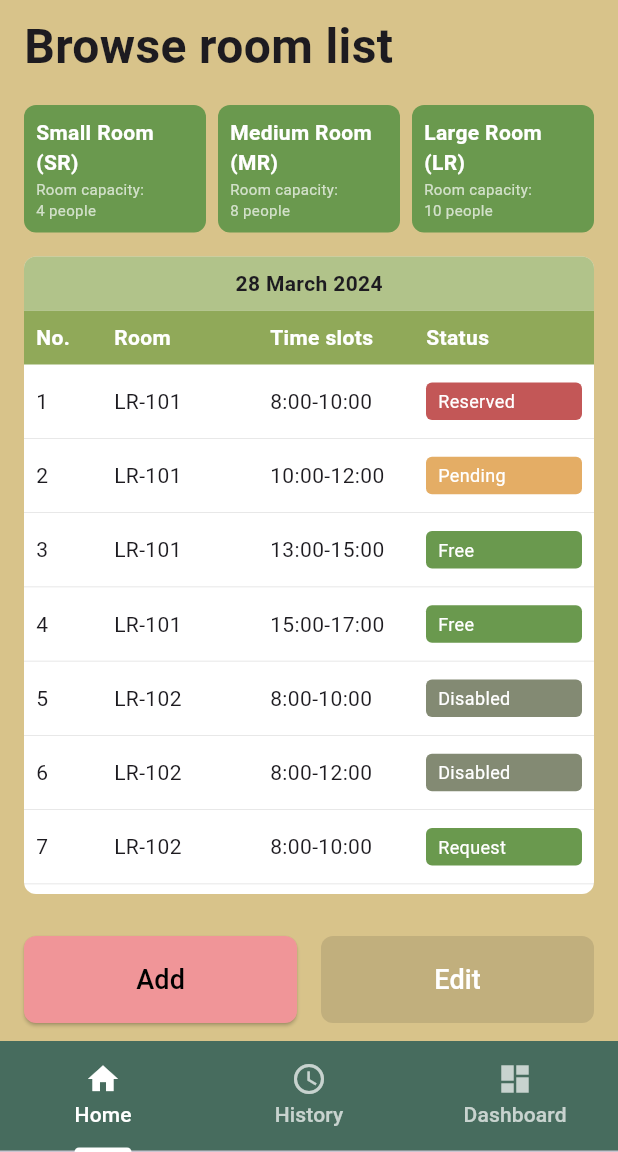
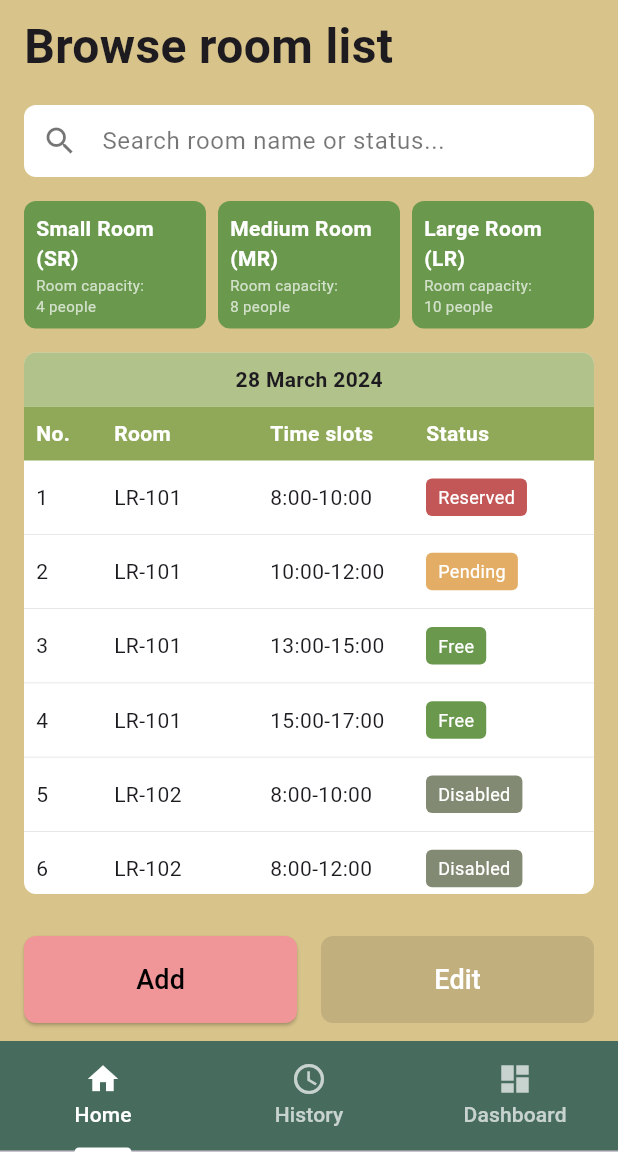
Before and after one commit to 6631501042/mobile_project, a Flutter app: the Staff screen opened directly, on a phone screen of 412 x 824 dp, the part 84-1236 px from its top. Run offline on Flutter 3.47's test engine with Material 3 defaults, Android fonts, the light colour scheme and no system bars; our stand-ins replace image_picker.

Commit message:
Add search bar in browseroom list

```diff
--- a/lib/screensOfBrowseRoomList/base_browse_screen.dart
+++ b/lib/screensOfBrowseRoomList/base_browse_screen.dart
@@ -14,11 +14,14 @@ class BaseBrowseScreen extends StatefulWidget {
     this.actionButtons,
     this.onSlotSelected,
   });
+
   @override
   State<BaseBrowseScreen> createState() => _BaseBrowseScreenState();
 }
+
 class _BaseBrowseScreenState extends State<BaseBrowseScreen> {
-  RoomSlot? _selectedSlot; // ✅ เก็บแถวที่ถูกเลือกไว้
+  RoomSlot? _selectedSlot;
+  String _searchQuery = ''; // 🚀 1. สถานะสำหรับเก็บข้อความค้นหา
 
   // ข้อมูลจำลองเดิม
   static final List<RoomSlot> _roomSlots = [
@@ -35,6 +38,19 @@ class BaseBrowseScreen extends StatefulWidget {
   static const Color _cardColor = Color(0xFF6A994E);
   static const Color _tableHeaderColor = Color(0xFF90A959);
 
+  // 🚀 2. Getter สำหรับกรองข้อมูลตามคำค้นหา
+  List<RoomSlot> get _filterRoomSlots {
+    if (_searchQuery.isEmpty) {
+      return _roomSlots;
+    }
+    final query = _searchQuery.toLowerCase();
+    return _roomSlots.where((slot) {
+      return slot.room.toLowerCase().contains(query) ||
+             slot.status.toLowerCase().contains(query) ||
+             slot.timeSlots.toLowerCase().contains(query);
+    }).toList();
+  }
+
   @override
   Widget build(BuildContext context) {
     return Column(
@@ -47,12 +63,50 @@ class BaseBrowseScreen extends StatefulWidget {
             style: TextStyle(fontSize: 32, fontWeight: FontWeight.bold),
           ),
         ),
+        // 🚀 เพิ่มช่องค้นหา
+        _buildSearchBar(),
+
         _buildRoomTypeCards(),
-        // 🛑 ลบ _buildFilterRow() ออกตามความต้องการ
+
         Expanded(child: _buildRoomListTable()),
         if (widget.actionButtons != null) widget.actionButtons!,
+      ],
+    );
+  }
 
-      ],
+  // 🚀 3. ฟังก์ชันสำหรับสร้างช่องค้นหา
+  Widget _buildSearchBar() {
+    return Padding(
+      padding: const EdgeInsets.symmetric(horizontal: 16.0, vertical: 8.0),
+      child: TextField(
+        decoration: InputDecoration(
+          hintText: 'Search room name or status...',
+          hintStyle: const TextStyle(color: Colors.black54),
+          prefixIcon: const Icon(Icons.search, color: Colors.black54),
+          filled: true,
+          fillColor: Colors.white,
+          contentPadding: const EdgeInsets.symmetric(vertical: 10.0, horizontal: 16.0),
+          border: OutlineInputBorder(
+            borderRadius: BorderRadius.circular(8.0),
+            borderSide: BorderSide.none,
+          ),
+          enabledBorder: OutlineInputBorder(
+            borderRadius: BorderRadius.circular(8.0),
+            borderSide: BorderSide.none,
+          ),
+          focusedBorder: const OutlineInputBorder(
+            borderRadius: BorderRadius.all(Radius.circular(8.0)),
+            borderSide: BorderSide(color: Color(0xFF6A994E), width: 2.0),
+          ),
+        ),
+        onChanged: (value) {
+          // 🚀 เรียก setState เพื่ออัปเดต UI เมื่อมีการค้นหา
+          setState(() {
+            _searchQuery = value;
+            _selectedSlot = null; // ยกเลิกการเลือกแถวเมื่อค้นหาใหม่
+          });
+        },
+      ),
     );
   }
 
@@ -76,11 +130,9 @@ class BaseBrowseScreen extends StatefulWidget {
 
   Widget _buildRoomCard(String title, String subtitle) {
     return Expanded(
-      // 🚀 แก้ไข: ใช้ SizedBox กำหนดความสูงที่แน่นอน (85.0) เพื่อให้ Card มีขนาดเท่ากันและเล็กลง
       child: SizedBox(
-        height: 85.0, // 👈 กำหนดความสูงคงที่เพื่อให้ Card มีขนาดเท่ากัน
+        height: 85.0,
         child: Container(
-          // 🚀 แก้ไข: ลด Padding ลงจาก 12 เป็น 8 เพื่อลดขนาดโดยรวม
           padding: const EdgeInsets.all(8),
           decoration: BoxDecoration(
             color: _cardColor,
@@ -88,24 +140,16 @@ class BaseBrowseScreen extends StatefulWidget {
           ),
           child: Column(
             crossAxisAlignment: CrossAxisAlignment.start,
-            // 🚀 แก้ไข: ใช้ MainAxisAlignment.start และเพิ่ม Spacer
             mainAxisAlignment: MainAxisAlignment.start,
             children: [
               Text(
                 title,
-                style: const TextStyle(
-                  color: Colors.white,
-                  fontWeight: FontWeight.bold,
-                  fontSize: 14,
-                ), // ลดขนาดฟอนต์เล็กน้อย
+                style: const TextStyle(color: Colors.white, fontWeight: FontWeight.bold, fontSize: 14),
               ),
-              const Spacer(), // ใช้ Spacer เพื่อดันข้อความด้านล่างลงไป
+              const Spacer(),
               Text(
                 subtitle,
-                style: const TextStyle(
-                  color: Colors.white70,
-                  fontSize: 10,
-                ), // ลดขนาดฟอนต์เล็กน้อย
+                style: const TextStyle(color: Colors.white70, fontSize: 10),
               ),
             ],
           ),
@@ -116,7 +160,6 @@ class BaseBrowseScreen extends StatefulWidget {
 
   Widget _buildRoomListTable() {
     return Container(
-      // 🛑 ปรับ Margin ด้านบนจาก all(16.0) เป็น fromLTRB(16.0, 8.0, 16.0, 16.0) เพื่อให้ List Table เลื่อนขึ้น
       margin: const EdgeInsets.fromLTRB(16.0, 8.0, 16.0, 16.0),
       decoration: BoxDecoration(
         color: Colors.white,
@@ -173,7 +216,7 @@ class BaseBrowseScreen extends StatefulWidget {
                       fontWeight: FontWeight.bold,
                     ),
                   ),
-                ), // Flex 2 เพื่อแก้ปัญหาล้นจอ
+                ),
                 Expanded(
                   flex: 2,
                   child: Text(
@@ -189,9 +232,10 @@ class BaseBrowseScreen extends StatefulWidget {
           ),
           Expanded(
             child: ListView.builder(
-              itemCount: _roomSlots.length,
+              // 🚀 ใช้ _filterRoomSlots แทน _roomSlots
+              itemCount: _filterRoomSlots.length,
               itemBuilder: (context, index) {
-                return _buildTableRow(_roomSlots[index], index);
+                return _buildTableRow(_filterRoomSlots[index], index);
               },
             ),
           ),
@@ -227,6 +271,8 @@ class BaseBrowseScreen extends StatefulWidget {
             Expanded(flex: 2, child: Text(slot.timeSlots)),
             Expanded(
               flex: 2,
+              child: Align(
+                alignment: Alignment.centerLeft,
                 child: Container(
                   padding: const EdgeInsets.symmetric(horizontal: 8, vertical: 4),
                   decoration: BoxDecoration(
@@ -239,10 +285,10 @@ class BaseBrowseScreen extends StatefulWidget {
                   ),
                 ),
               ),
+            ),
           ],
         ),
       ),
     );
   }
-
 }
```
Lines whose indentation alone changed are shown as unchanged.
